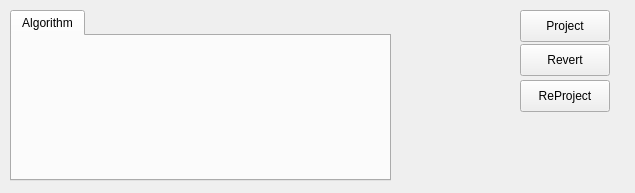
b4silio/MLDemos, file MLDemos/optsProject.ui: the form before one commit.
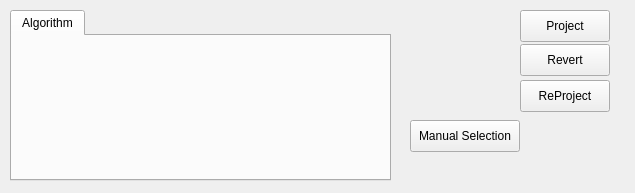
The form after the commit.

The edit to the form file:
```diff
--- a/MLDemos/optsProject.ui
+++ b/MLDemos/optsProject.ui
@@ -108,6 +108,27 @@
     <string>ReProject</string>
    </property>
   </widget>
+  <widget class="QPushButton" name="manualTrainButton">
+   <property name="geometry">
+    <rect>
+     <x>410</x>
+     <y>120</y>
+     <width>110</width>
+     <height>32</height>
+    </rect>
+   </property>
+   <property name="font">
+    <font>
+     <pointsize>9</pointsize>
+    </font>
+   </property>
+   <property name="text">
+    <string>Manual Selection</string>
+   </property>
+   <property name="checkable">
+    <bool>true</bool>
+   </property>
+  </widget>
  </widget>
  <resources/>
  <connections/>
```
